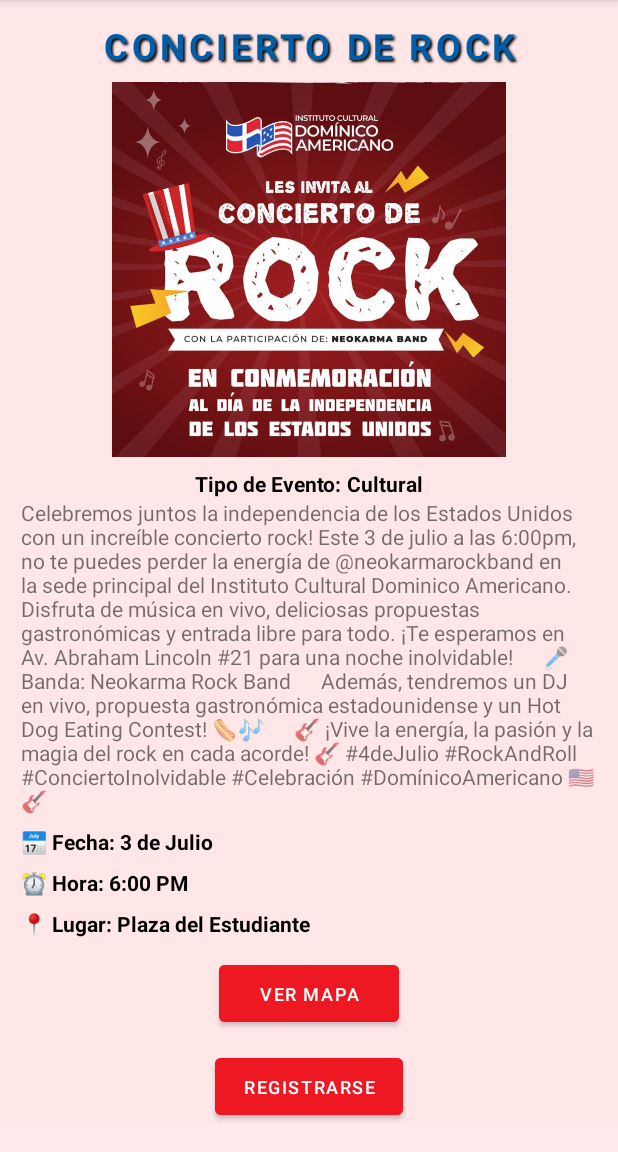
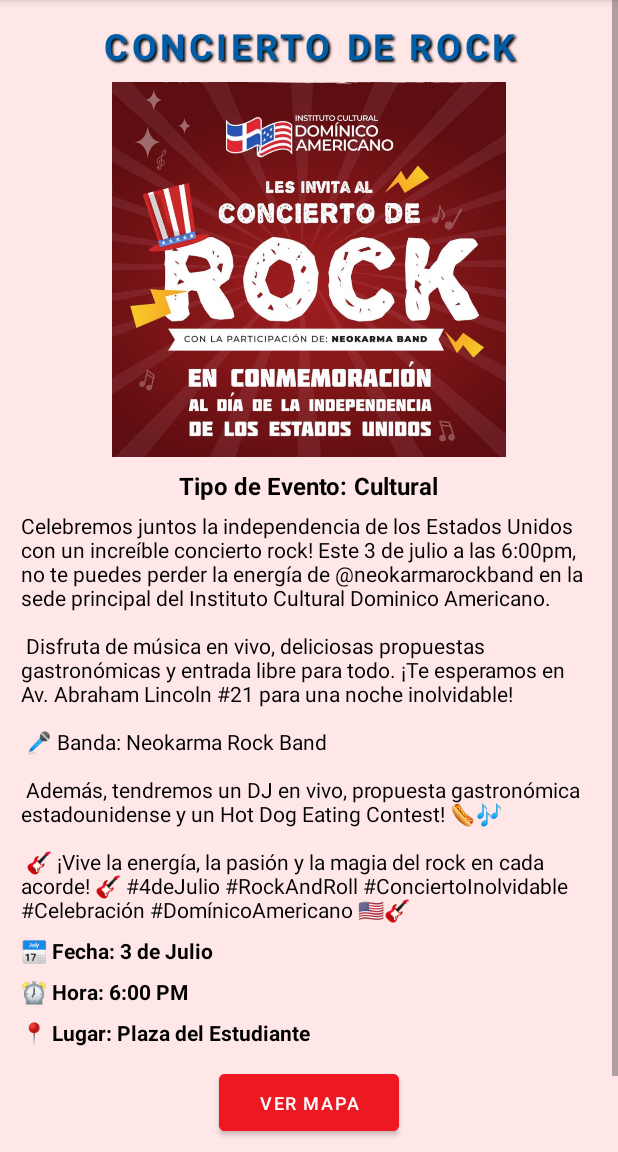
Before and after one commit to plramirez/ProyectoProgMovil, an Android app: the DetallesDeEvento screen opened directly, with no data from a screen before it, on a phone screen of 412 x 824 dp, the part 84-1236 px from its top. Run offline under Robolectric (Android 15) with nearby library versions, the phone set to English and light mode, and no system bars.

Commit message:
Modificaciones sencillas en algunos layouts

```diff
--- a/app/src/main/res/layout/activity_detalles_de_evento.xml
+++ b/app/src/main/res/layout/activity_detalles_de_evento.xml
@@ -64,6 +64,7 @@
                 android:layout_width="wrap_content"
                 android:layout_height="wrap_content"
                 android:text="Tipo de Evento: "
+                android:textSize="16sp"
                 android:textColor="@color/black"
                 android:textStyle="bold">
 
@@ -73,6 +74,7 @@
                 android:layout_width="wrap_content"
                 android:layout_height="wrap_content"
                 android:text="Cultural"
+                android:textSize="16sp"
                 android:textColor="@color/black"
                 android:textStyle="bold">
 
@@ -84,17 +86,17 @@
             android:layout_width="wrap_content"
             android:layout_height="wrap_content"
             android:paddingHorizontal="14dp"
-            android:singleLine="false"
-            android:text="Celebremos juntos la independencia de los Estados Unidos con un increíble concierto rock! Este 3 de julio a las 6:00pm, no te puedes perder la energía de @neokarmarockband en la sede principal del Instituto Cultural Dominico Americano.
-
-    Disfruta de música en vivo, deliciosas propuestas gastronómicas y entrada libre para todo. ¡Te esperamos en Av. Abraham Lincoln #21 para una noche inolvidable!
-
-    🎤 Banda: Neokarma Rock Band
-
-    Además, tendremos un DJ en vivo, propuesta gastronómica estadounidense y un Hot Dog Eating Contest! 🌭🎶
-
-    🎸 ¡Vive la energía, la pasión y la magia del rock en cada acorde! 🎸 #4deJulio #RockAndRoll #ConciertoInolvidable #Celebración #DomínicoAmericano 🇺🇸🎸
-    "
+            android:layout_marginTop="6dp"
+            android:textColor="@color/black"
+            android:textSize="14sp"
+            android:text="Celebremos juntos la independencia de los Estados Unidos con un increíble concierto rock! Este 3 de julio a las 6:00pm, no te puedes perder la energía de @neokarmarockband en la sede principal del Instituto Cultural Dominico Americano.\n\n
+Disfruta de música en vivo, deliciosas propuestas gastronómicas y entrada libre para todo. ¡Te esperamos en Av. Abraham Lincoln #21 para una noche inolvidable!
+\n\n
+🎤 Banda: Neokarma Rock Band
+\n\n
+Además, tendremos un DJ en vivo, propuesta gastronómica estadounidense y un Hot Dog Eating Contest! 🌭🎶
+\n\n
+🎸 ¡Vive la energía, la pasión y la magia del rock en cada acorde! 🎸 #4deJulio #RockAndRoll #ConciertoInolvidable #Celebración #DomínicoAmericano 🇺🇸🎸"
             app:layout_constraintEnd_toEndOf="parent"
             app:layout_constraintHorizontal_bias="1.0"
             app:layout_constraintStart_toStartOf="parent"
@@ -119,7 +121,6 @@
                 android:text="📅 Fecha: "
                 android:textColor="@color/black"
                 android:textStyle="bold">
-
             </TextView>
 
             <TextView
@@ -129,7 +130,6 @@
                 android:text="3 de Julio"
                 android:textColor="@color/black"
                 android:textStyle="bold">
-
             </TextView>
         </LinearLayout>
 
@@ -150,7 +150,6 @@
                 android:text="⏰ Hora: "
                 android:textColor="@color/black"
                 android:textStyle="bold">
-
             </TextView>
 
             <TextView
@@ -160,7 +159,6 @@
                 android:text="6:00 PM"
                 android:textColor="@color/black"
                 android:textStyle="bold">
-
             </TextView>
         </LinearLayout>
 
@@ -181,7 +179,6 @@
                 android:text="📍 Lugar: "
                 android:textColor="@color/black"
                 android:textStyle="bold">
-
             </TextView>
 
             <TextView
--- a/app/src/main/res/layout/dialog_register.xml
+++ b/app/src/main/res/layout/dialog_register.xml
@@ -2,7 +2,7 @@
 <LinearLayout xmlns:android="http://schemas.android.com/apk/res/android"
     android:layout_width="300dp"
     android:layout_height="wrap_content"
-    android:background="@color/rose_2"
+    android:background="#DDFFE6E7"
     android:orientation="vertical">
 
     <TextView
```
